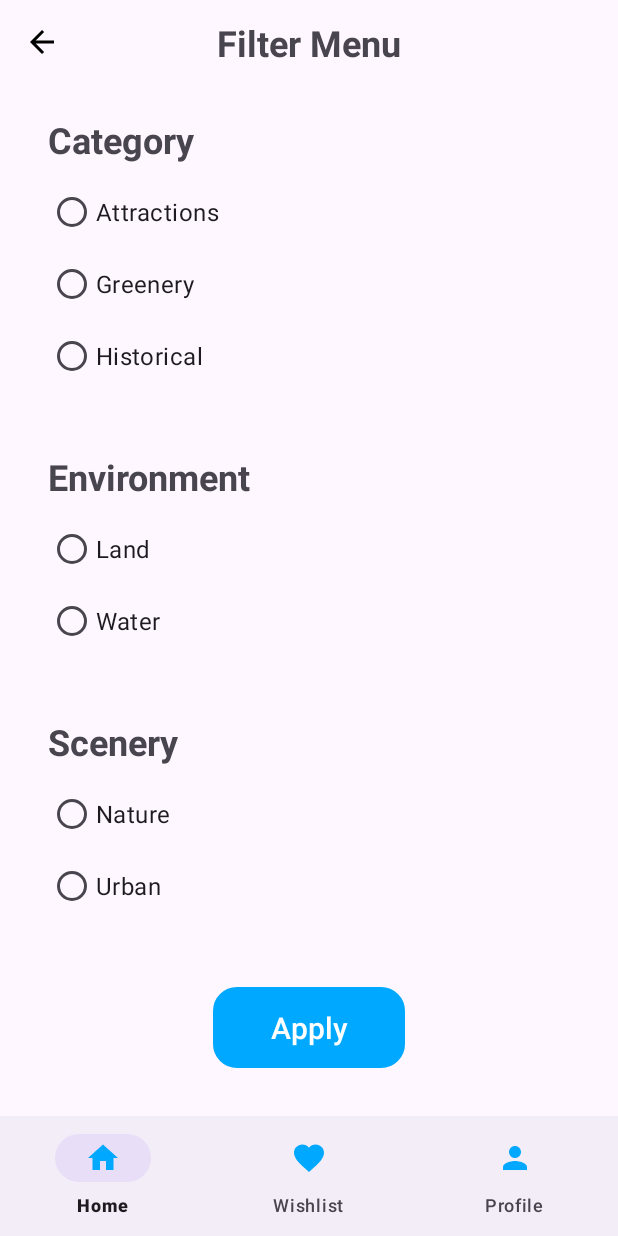
After one commit to C241-PS316/Wishata-App, an Android app: the FilterFragment screen opened through its navigation route, on a phone screen of 412 x 824 dp. The commit adds this screen. Run offline under Robolectric (Android 15) with nearby library versions, the phone set to English and light mode, and no system bars; our stand-ins replace Room's generated code, navigation-ui; network calls fail; pictures from the network do not load; 1 statement that could not run was skipped.

Commit message:
home: Add Detail and Filter in Home

```diff
--- a/app/src/main/java/com/capstone/wishata/data/network/retrofit/ApiService.kt
+++ b/app/src/main/java/com/capstone/wishata/data/network/retrofit/ApiService.kt
@@ -12,7 +12,7 @@ import retrofit2.http.POST
 interface ApiService {
 
     @FormUrlEncoded
-    @POST("register")
+    @POST("auth/register")
     suspend fun register(
         @Field("username") username: String,
         @Field("email") email: String,
@@ -22,7 +22,7 @@ interface ApiService {
 
 //    @GET("auth/login")
     @FormUrlEncoded
-    @POST("login")
+    @POST("auth/login")
     suspend fun login(
         @Field("username") username: String,
         @Field("password") password: String
--- a/app/src/main/java/com/capstone/wishata/ui/authentication/register/RegisterFragment.kt
+++ b/app/src/main/java/com/capstone/wishata/ui/authentication/register/RegisterFragment.kt
@@ -57,7 +57,9 @@ class RegisterFragment : Fragment() {
         val confirmPassword = binding.passwordConfirmEditText.text
 
         binding.registerButton.setOnClickListener {
-            register(userName.toString(), email.toString(), password.toString(), confirmPassword.toString())
+            register(userName.toString(), email.toString(), password.toString(),
+                confirmPassword.toString()
+            )
             Log.d(TAG, "Username: $userName\n, email: $email\n, password: $password\n, confirm: $confirmPassword\n")
 
         }
--- /dev/null
+++ b/app/src/main/java/com/capstone/wishata/ui/filter/FilterFragment.kt
@@ -0,0 +1,112 @@
+package com.capstone.wishata.ui.filter
+
+import android.os.Bundle
+import android.util.Log
+import android.view.LayoutInflater
+import android.view.View
+import android.view.ViewGroup
+import androidx.fragment.app.Fragment
+import androidx.navigation.fragment.findNavController
+import com.capstone.wishata.R
+import com.capstone.wishata.databinding.FragmentFilterBinding
+import com.capstone.wishata.utils.showToast
+
+class FilterFragment : Fragment() {
+
+    private var _binding: FragmentFilterBinding? = null
+    private val binding get() = _binding!!
+
+    // prepare variable
+    private var category: String? = null
+    private var environment: String? = null
+    private var scenery: String? = null
+
+
+    override fun onCreateView(
+        inflater: LayoutInflater, container: ViewGroup?,
+        savedInstanceState: Bundle?
+    ): View {
+        _binding = FragmentFilterBinding.inflate(inflater, container, false)
+        return binding.root
+    }
+
+    override fun onViewCreated(view: View, savedInstanceState: Bundle?) {
+        super.onViewCreated(view, savedInstanceState)
+
+        binding.backButton.setOnClickListener {
+            findNavController().navigate(R.id.action_filterFragment_to_navigation_home)
+        }
+
+        // Save to preferences or
+        binding.buttonApply.setOnClickListener {
+            showToast("Category: $category\n, Environment: $environment\n, " +
+                    "Scenery: $scenery", requireContext())
+
+            // back to home
+            if (category == null || environment == null || scenery != null) {
+                findNavController().navigate(R.id.action_filterFragment_to_navigation_home)
+            } else {
+                showToast("Mohon setidaknya ada 1 filter yang dipilih!", requireContext())
+            }
+
+        }
+
+        setupRadioListener()
+    }
+
+
+    // Get value from all radio button, save to global variable: Category, Environment, Scenery
+    private fun setupRadioListener() {
+        // Category
+        binding.radioGroupCategory.setOnCheckedChangeListener { _, checkedId ->
+            when (checkedId) {
+                binding.radioAttraction.id -> {
+                    category = binding.radioAttraction.text.toString()
+                    Log.e("TAG FILTER", "Tag Selected: $category")
+                }
+
+                binding.radioGreenery.id -> {
+                    category = binding.radioGreenery.text.toString()
+                    Log.e("TAG FILTER", "Tag Selected: $category")
+                }
+
+                binding.radioHistorical.id -> {
+                    category = binding.radioHistorical.text.toString()
+                    Log.e("TAG FILTER", "Tag Selected: $category")
+                }
+            }
+        }
+
+        // Environment
+        binding.radioGroupEnvironment.setOnCheckedChangeListener { _, checkedId ->
+            when(checkedId) {
+                binding.radioLand.id -> {
+                    environment = binding.radioLand.text.toString()
+                    Log.e("TAG FILTER", "Tag Selected: $environment")
+                }
+                binding.radioWater.id -> {
+                    environment = binding.radioWater.text.toString()
+                    Log.e("TAG FILTER", "Tag Selected: $environment")
+                }
+            }
+        }
+
+        // Scenery
+        binding.radioGroupScenery.setOnCheckedChangeListener { _, checkedId ->
+            when(checkedId) {
+                binding.radioNature.id -> {
+                    scenery = binding.radioNature.text.toString()
+                    Log.e("TAG FILTER", "Tag Selected: $scenery")
+                }
+                binding.radioUrban.id -> {
+                    scenery = binding.radioUrban.text.toString()
+                    Log.e("TAG FILTER", "Tag Selected: $scenery")
+                }
+
+            }
+        }
+    }
+
+    companion object {
+    }
+}
--- /dev/null
+++ b/app/src/main/res/drawable/arrow_back_24.xml
@@ -0,0 +1,5 @@
+<vector xmlns:android="http://schemas.android.com/apk/res/android" android:autoMirrored="true" android:height="24dp" android:tint="#000000" android:viewportHeight="24" android:viewportWidth="24" android:width="24dp">
+
+    <path android:fillColor="@android:color/white" android:pathData="M20,11H7.83l5.59,-5.59L12,4l-8,8 8,8 1.41,-1.41L7.83,13H20v-2z"/>
+
+</vector>
--- /dev/null
+++ b/app/src/main/res/drawable/filter_24.xml
@@ -0,0 +1,5 @@
+<vector xmlns:android="http://schemas.android.com/apk/res/android" android:height="24dp" android:tint="#000000" android:viewportHeight="24" android:viewportWidth="24" android:width="24dp">
+
+    <path android:fillColor="@android:color/white" android:pathData="M4.25,5.61C6.27,8.2 10,13 10,13v6c0,0.55 0.45,1 1,1h2c0.55,0 1,-0.45 1,-1v-6c0,0 3.72,-4.8 5.74,-7.39C20.25,4.95 19.78,4 18.95,4H5.04C4.21,4 3.74,4.95 4.25,5.61z"/>
+
+</vector>
--- /dev/null
+++ b/app/src/main/res/layout/fragment_filter.xml
@@ -0,0 +1,184 @@
+<?xml version="1.0" encoding="utf-8"?>
+<androidx.constraintlayout.widget.ConstraintLayout xmlns:android="http://schemas.android.com/apk/res/android"
+    xmlns:app="http://schemas.android.com/apk/res-auto"
+    xmlns:tools="http://schemas.android.com/tools"
+    android:layout_width="match_parent"
+    android:layout_height="match_parent"
+    tools:context=".ui.filter.FilterFragment">
+
+    <ImageView
+        android:id="@+id/backButton"
+        android:layout_width="wrap_content"
+        android:layout_height="wrap_content"
+        android:src="@drawable/arrow_back_24"
+        android:padding="16dp"
+        app:layout_constraintStart_toStartOf="parent"
+        app:layout_constraintTop_toTopOf="parent" />
+
+    <com.google.android.material.textview.MaterialTextView
+        android:id="@+id/textTitleFilter"
+        android:layout_width="match_parent"
+        android:layout_height="wrap_content"
+        android:layout_marginStart="32dp"
+        android:layout_marginTop="12dp"
+        android:layout_marginEnd="32dp"
+        android:gravity="center"
+        android:text="Filter Menu"
+        android:textSize="24sp"
+        android:textStyle="bold"
+        app:layout_constraintEnd_toEndOf="parent"
+        app:layout_constraintStart_toStartOf="parent"
+        app:layout_constraintTop_toTopOf="parent" />
+
+    <!--Category And Radio Group Category-->
+    <com.google.android.material.textview.MaterialTextView
+        android:id="@+id/textCategory"
+        android:layout_width="match_parent"
+        android:layout_height="wrap_content"
+        android:layout_marginStart="32dp"
+        android:layout_marginTop="32dp"
+        android:layout_marginEnd="32dp"
+        android:text="Category"
+        android:textSize="24sp"
+        android:textStyle="bold"
+        app:layout_constraintEnd_toEndOf="parent"
+        app:layout_constraintStart_toStartOf="parent"
+        app:layout_constraintTop_toBottomOf="@id/textTitleFilter" />
+
+    <RadioGroup
+        android:id="@+id/radioGroupCategory"
+        android:layout_width="match_parent"
+        android:layout_height="wrap_content"
+        android:layout_marginStart="32dp"
+        android:layout_marginTop="8dp"
+        android:layout_marginEnd="32dp"
+        android:orientation="vertical"
+        app:layout_constraintEnd_toEndOf="parent"
+        app:layout_constraintStart_toStartOf="parent"
+        app:layout_constraintTop_toBottomOf="@id/textCategory">
+
+        <com.google.android.material.radiobutton.MaterialRadioButton
+            android:id="@+id/radio_attraction"
+            android:layout_width="wrap_content"
+            android:layout_height="wrap_content"
+            android:text="Attractions"
+            android:textSize="16sp" />
+
+        <com.google.android.material.radiobutton.MaterialRadioButton
+            android:id="@+id/radio_greenery"
+            android:layout_width="wrap_content"
+            android:layout_height="wrap_content"
+            android:text="Greenery"
+            android:textSize="16sp" />
+
+        <com.google.android.material.radiobutton.MaterialRadioButton
+            android:id="@+id/radio_historical"
+            android:layout_width="wrap_content"
+            android:layout_height="wrap_content"
+            android:text="Historical"
+            android:textSize="16sp" />
+
+
+    </RadioGroup>
+
+
+    <!--Environment And Radio Group Category-->
+    <com.google.android.material.textview.MaterialTextView
+        android:id="@+id/textEnvironment"
+        android:layout_width="match_parent"
+        android:layout_height="wrap_content"
+        android:layout_marginStart="32dp"
+        android:layout_marginTop="40dp"
+        android:layout_marginEnd="32dp"
+        android:text="Environment"
+        android:textSize="24sp"
+        android:textStyle="bold"
+        app:layout_constraintEnd_toEndOf="parent"
+        app:layout_constraintStart_toStartOf="parent"
+        app:layout_constraintTop_toBottomOf="@+id/radioGroupCategory" />
+
+    <RadioGroup
+        android:id="@+id/radioGroupEnvironment"
+        android:layout_width="match_parent"
+        android:layout_height="wrap_content"
+        android:layout_marginStart="32dp"
+        android:layout_marginTop="8dp"
+        android:layout_marginEnd="32dp"
+        android:orientation="vertical"
+        app:layout_constraintEnd_toEndOf="parent"
+        app:layout_constraintStart_toStartOf="parent"
+        app:layout_constraintTop_toBottomOf="@id/textEnvironment">
+
+        <com.google.android.material.radiobutton.MaterialRadioButton
+            android:id="@+id/radio_land"
+            android:layout_width="wrap_content"
+            android:layout_height="wrap_content"
+            android:text="Land"
+            android:textSize="16sp" />
+
+        <com.google.android.material.radiobutton.MaterialRadioButton
+            android:id="@+id/radio_water"
+            android:layout_width="wrap_content"
+            android:layout_height="wrap_content"
+            android:text="Water"
+            android:textSize="16sp" />
+    </RadioGroup>
+
+
+    <!--Scenery And Radio Group Category-->
+    <com.google.android.material.textview.MaterialTextView
+        android:id="@+id/textScenery"
+        android:layout_width="match_parent"
+        android:layout_height="wrap_content"
+        android:layout_marginStart="32dp"
+        android:layout_marginTop="40dp"
+        android:layout_marginEnd="32dp"
+        android:text="Scenery"
+        android:textSize="24sp"
+        android:textStyle="bold"
+        app:layout_constraintEnd_toEndOf="parent"
+        app:layout_constraintStart_toStartOf="parent"
+        app:layout_constraintTop_toBottomOf="@+id/radioGroupEnvironment" />
+
+    <RadioGroup
+        android:id="@+id/radioGroupScenery"
+        android:layout_width="match_parent"
+        android:layout_height="wrap_content"
+        android:layout_marginStart="32dp"
+        android:layout_marginTop="8dp"
+        android:layout_marginEnd="32dp"
+        android:orientation="vertical"
+        app:layout_constraintEnd_toEndOf="parent"
+        app:layout_constraintStart_toStartOf="parent"
+        app:layout_constraintTop_toBottomOf="@id/textScenery">
+
+        <com.google.android.material.radiobutton.MaterialRadioButton
+            android:id="@+id/radio_nature"
+            android:layout_width="wrap_content"
+            android:layout_height="wrap_content"
+            android:text="Nature"
+            android:textSize="16sp" />
+
+        <com.google.android.material.radiobutton.MaterialRadioButton
+            android:id="@+id/radio_urban"
+            android:layout_width="wrap_content"
+            android:layout_height="wrap_content"
+            android:text="Urban"
+            android:textSize="16sp" />
+    </RadioGroup>
+
+
+    <com.google.android.material.button.MaterialButton
+        android:id="@+id/buttonApply"
+        android:layout_width="128dp"
+        android:layout_height="54dp"
+        android:layout_marginBottom="32dp"
+        android:text="Apply"
+        android:background="@drawable/button_wishata_blue"
+        android:textSize="20sp"
+        app:layout_constraintBottom_toBottomOf="parent"
+        app:layout_constraintEnd_toEndOf="parent"
+        app:layout_constraintStart_toStartOf="parent" />
+
+
+</androidx.constraintlayout.widget.ConstraintLayout>
--- a/app/src/main/res/layout/fragment_home.xml
+++ b/app/src/main/res/layout/fragment_home.xml
@@ -21,6 +21,7 @@
             android:layout_marginHorizontal="16dp"
             android:layout_marginTop="16dp"
             android:hint="Cari Wisata"
+            app:menu="@menu/home_appbar_menu"
             app:layout_constraintEnd_toEndOf="parent"
             app:layout_constraintStart_toStartOf="parent"
             app:layout_constraintTop_toTopOf="parent">
--- a/app/src/main/res/navigation/wishata_navigation.xml
+++ b/app/src/main/res/navigation/wishata_navigation.xml
@@ -9,7 +9,11 @@
         android:id="@+id/navigation_home"
         android:name="com.capstone.wishata.ui.home.HomeFragment"
         android:label="@string/title_home"
-        tools:layout="@layout/fragment_home" />
+        tools:layout="@layout/fragment_home" >
+        <action
+            android:id="@+id/action_navigation_home_to_filterFragment"
+            app:destination="@id/filterFragment" />
+    </fragment>
 
     <fragment
         android:id="@+id/navigation_wishlist"
@@ -22,6 +26,15 @@
         android:name="com.capstone.wishata.ui.profile.ProfileFragment"
         android:label="@string/title_profile"
         tools:layout="@layout/fragment_profile" />
+    <fragment
+        android:id="@+id/filterFragment"
+        android:name="com.capstone.wishata.ui.filter.FilterFragment"
+        android:label="fragment_filter"
+        tools:layout="@layout/fragment_filter" >
+        <action
+            android:id="@+id/action_filterFragment_to_navigation_home"
+            app:destination="@id/navigation_home" />
+    </fragment>
 
 
 </navigation>
```
Also changed, not shown: app/src/main/java/com/capstone/wishata/ui/detail/DetailWisataFragment.kt (added, +40 -0 lines), app/src/main/java/com/capstone/wishata/ui/home/HomeFragment.kt (+20 -3 lines), app/src/main/res/layout/fragment_detail_wisata.xml (added, +25 -0 lines), app/src/main/res/layout/wisata_item.xml (+4 -4 lines), app/src/main/res/menu/home_appbar_menu.xml (added, +12 -0 lines).
